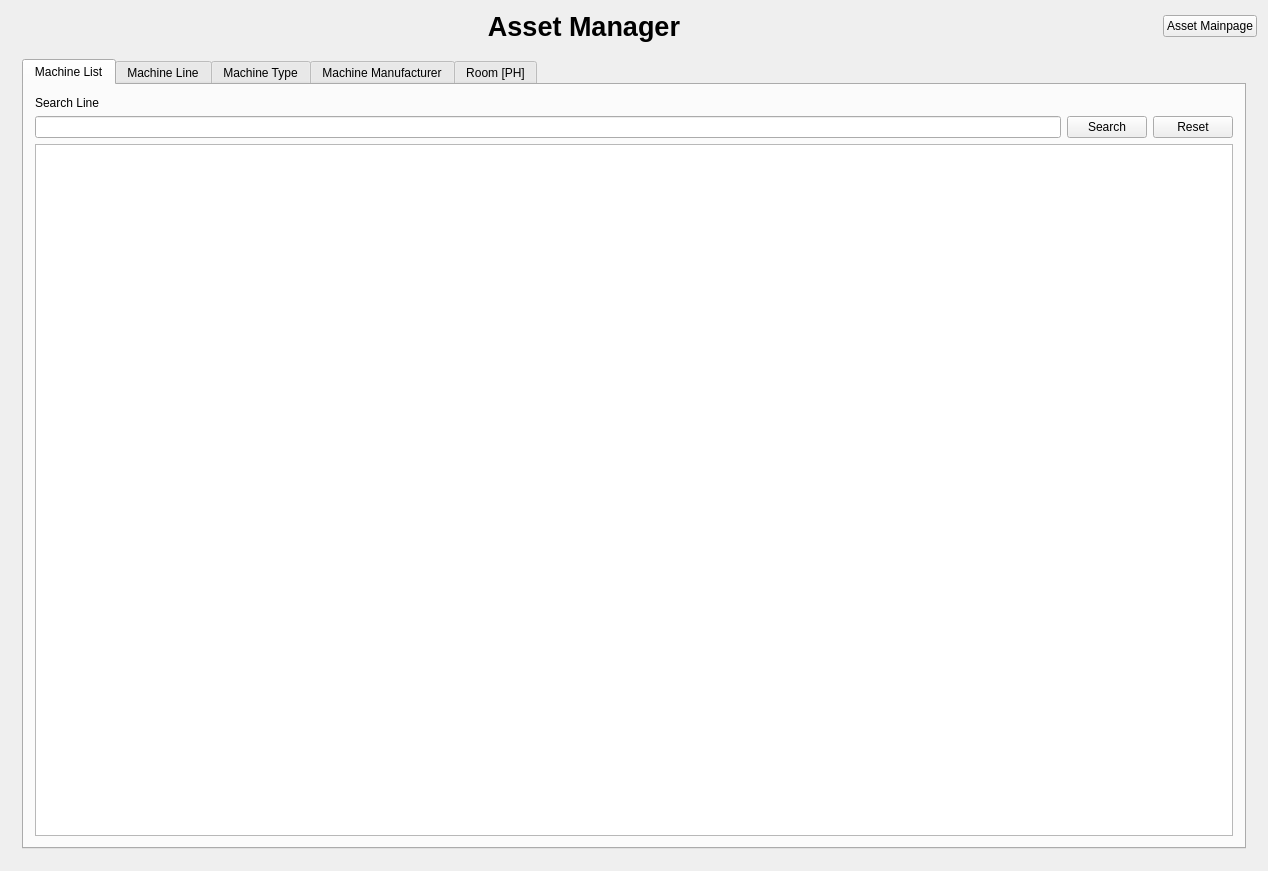
This is src/system/Windows/AssetManager.ui in gonzo1247/AMS-400-P-Main as Qt 5 draws it before an edit. The edited form follows.
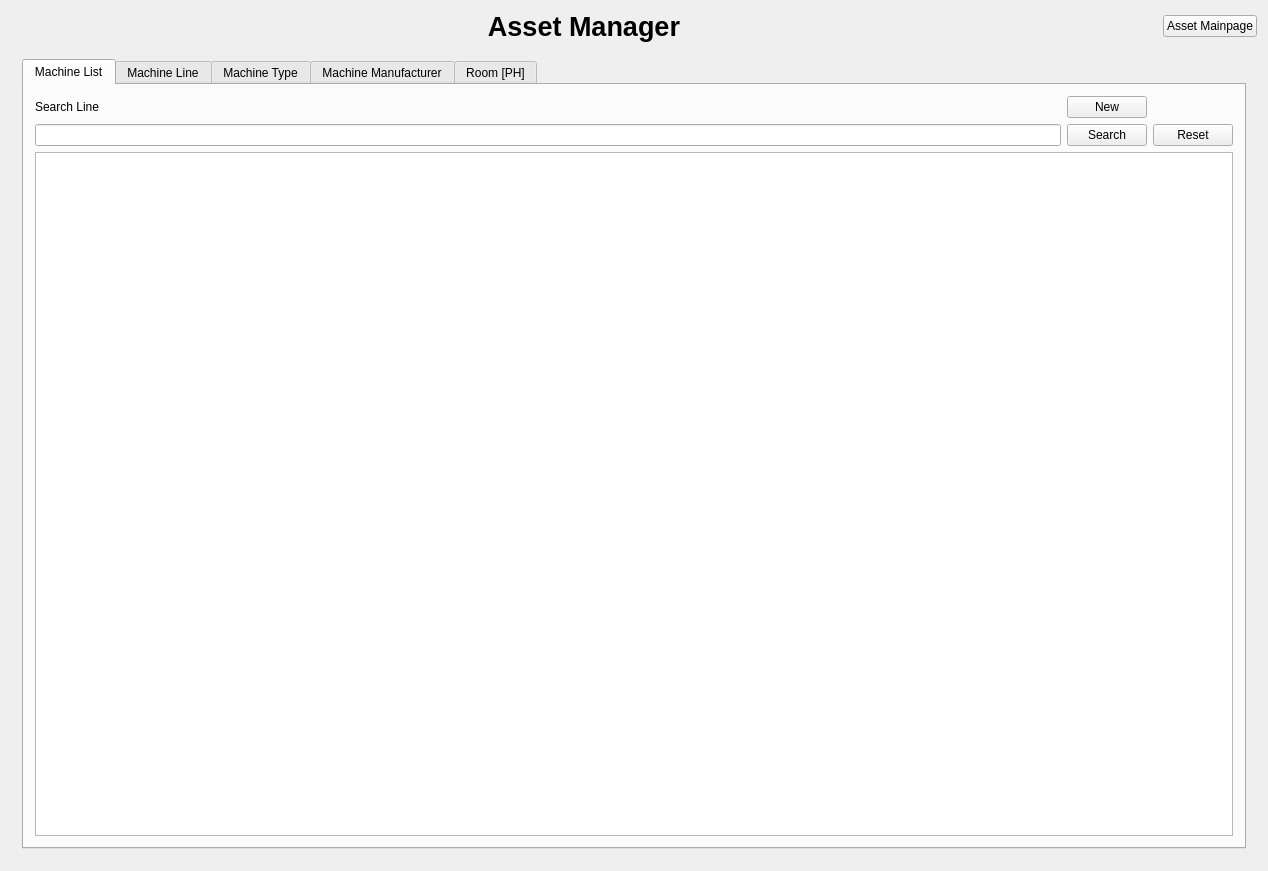
This is the edited form. The open tabs and pages were chosen to show the change.

Patch:
```diff
--- a/src/system/Windows/AssetManager.ui
+++ b/src/system/Windows/AssetManager.ui
@@ -93,6 +93,13 @@
                </property>
               </widget>
              </item>
+             <item row="0" column="1">
+              <widget class="QPushButton" name="pb_newMachine">
+               <property name="text">
+                <string>New</string>
+               </property>
+              </widget>
+             </item>
             </layout>
            </item>
            <item>
```
Left out of the diff: 2 changed lines with no effect on the pictures.
